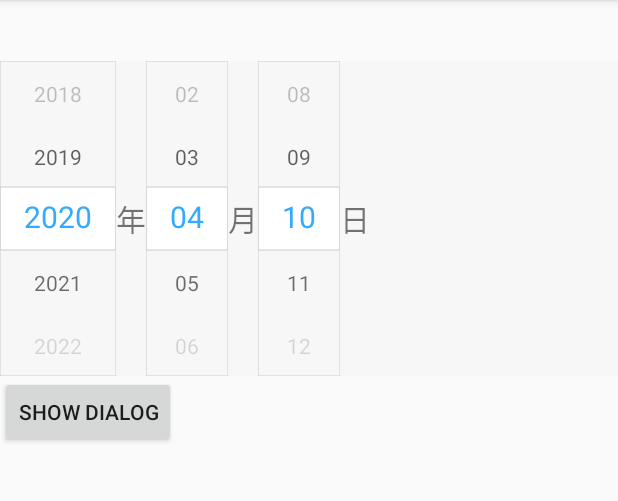
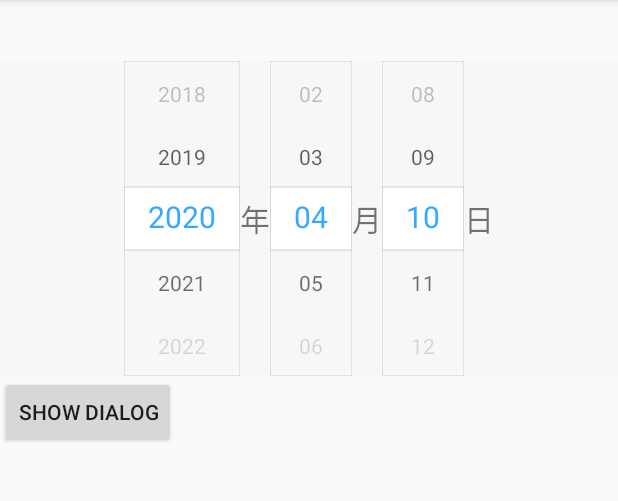
Before and after one commit to firesmog/MyReadDemo, an Android app: the screen it shows after launch (DataPickSimpleActivity), on a phone screen of 412 x 824 dp, the part 84-585 px from its top. Run offline under Robolectric (Android 15) with nearby library versions, the phone set to English and light mode, and no system bars.

Commit message:
1.跳转时间选择器布局

```diff
--- a/ReadBoyBox/app/src/main/res/layout/dialog_date.xml
+++ b/ReadBoyBox/app/src/main/res/layout/dialog_date.xml
@@ -22,7 +22,7 @@
             android:layout_width="0dp"
             android:layout_height="wrap_content" />
         <ImageView
-            android:background="@color/color_cccccc"
+            android:background="@color/color_33aaff"
             android:layout_width="1px"
             android:layout_height="match_parent" />
         <Button
--- a/ReadBoyBox/app/src/main/res/layout/layout_date.xml
+++ b/ReadBoyBox/app/src/main/res/layout/layout_date.xml
@@ -4,6 +4,7 @@
     android:orientation="horizontal"
     android:background="#f7f7f7"
     android:layout_width="match_parent"
+    android:gravity="center"
     android:layout_height="wrap_content">
 
     <com.read.dream.readboybox.widget.date.YearPicker
@@ -15,11 +16,10 @@
     <TextView
         android:id="@+id/tv_year"
         android:layout_toEndOf="@id/yearPicker_layout_date"
-        android:layout_toRightOf="@id/yearPicker_layout_date"
         android:layout_width="wrap_content"
         android:layout_height="wrap_content"
         android:layout_centerVertical="true"
-        android:text="年"
+        android:text="@string/string_china_year"
         android:textSize="20sp"/>
 
     <com.read.dream.readboybox.widget.date.MonthPicker
@@ -27,22 +27,20 @@
         app:halfVisibleItemCount="2"
         android:layout_width="wrap_content"
         android:layout_toEndOf="@id/tv_year"
-        android:layout_toRightOf="@id/tv_year"
         android:layout_height="wrap_content" />
 
     <TextView
         android:id="@+id/tv_month"
         android:layout_toEndOf="@id/monthPicker_layout_date"
-        android:layout_toRightOf="@id/monthPicker_layout_date"
         android:layout_width="wrap_content"
         android:layout_height="wrap_content"
         android:layout_centerVertical="true"
-        android:text="月"
-        android:textSize="20sp"/>
+        android:text="@string/string_china_month"
+        android:textSize="@dimen/dimens_sp_20"/>
 
     <com.read.dream.readboybox.widget.date.DayPicker
+        android:layout_toEndOf="@id/tv_month"
         android:id="@+id/dayPicker_layout_date"
-        android:layout_toRightOf="@id/tv_month"
         app:halfVisibleItemCount="2"
         android:layout_width="wrap_content"
         android:layout_height="wrap_content" />
@@ -50,10 +48,9 @@
     <TextView
         android:id="@+id/tv_day"
         android:layout_toEndOf="@id/dayPicker_layout_date"
-        android:layout_toRightOf="@id/dayPicker_layout_date"
         android:layout_width="wrap_content"
         android:layout_height="wrap_content"
         android:layout_centerVertical="true"
-        android:text="日"
-        android:textSize="20sp"/>
+        android:text="@string/string_china_day"
+        android:textSize="@dimen/dimens_sp_20"/>
 </RelativeLayout>
--- a/ReadBoyBox/app/src/main/res/values/strings.xml
+++ b/ReadBoyBox/app/src/main/res/values/strings.xml
@@ -27,4 +27,9 @@
     <string name="sting_decide">Decide</string>
     <string name="string_big_hour">H</string>
     <string name="string_big_minute">M</string>
+    <string name="string_china_year">年</string>
+    <string name="string_china_month">月</string>
+    <string name="string_china_day">日</string>
+    <string name="string_china_hour">时</string>
+    <string name="string_china_minute">分</string>
 </resources>
```
Also changed, not shown: ReadBoyBox/app/src/main/res/layout/layout_time.xml (+27 -9 lines).
